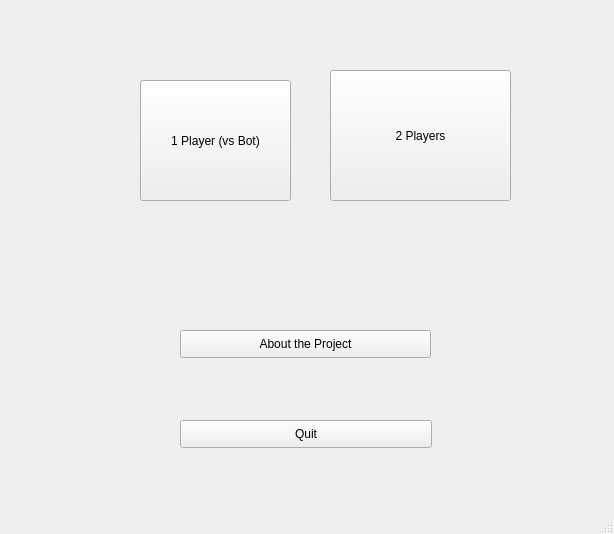
This is src/TitleScreen.ui in olezhabobrov/Quoridor as Qt 5 draws it before an edit. The edited form follows.
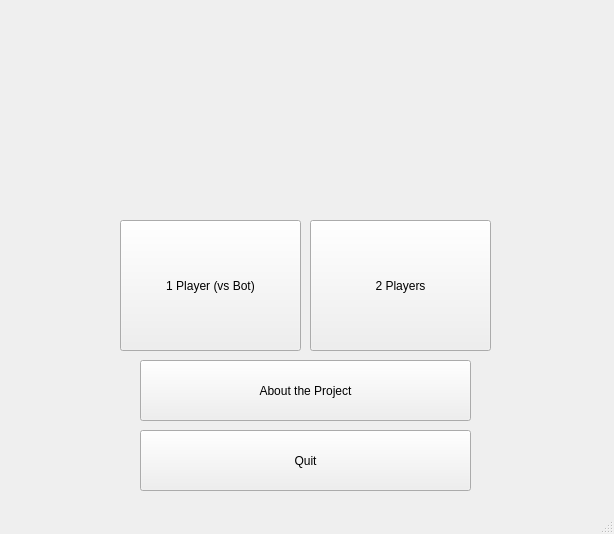
This is the edited form. Icons and pictures are not drawn.

Commit message: Added logo and font to titleScreen buttons

The edit to the form file:
```diff
--- a/src/TitleScreen.ui
+++ b/src/TitleScreen.ui
@@ -17,8 +17,8 @@
    <widget class="QPushButton" name="Button2Players">
     <property name="geometry">
      <rect>
-      <x>330</x>
-      <y>70</y>
+      <x>310</x>
+      <y>220</y>
       <width>181</width>
       <height>131</height>
      </rect>
@@ -26,6 +26,9 @@
     <property name="cursor">
      <cursorShape>ArrowCursor</cursorShape>
     </property>
+    <property name="styleSheet">
+     <string notr="true">font: 75 12pt &quot;MS Shell Dlg 2&quot;;</string>
+    </property>
     <property name="locale">
      <locale language="English" country="UnitedStates"/>
     </property>
@@ -36,12 +39,15 @@
    <widget class="QPushButton" name="Button1Player">
     <property name="geometry">
      <rect>
-      <x>140</x>
-      <y>80</y>
-      <width>151</width>
-      <height>121</height>
+      <x>120</x>
+      <y>220</y>
+      <width>181</width>
+      <height>131</height>
      </rect>
     </property>
+    <property name="styleSheet">
+     <string notr="true">font: 75 12pt &quot;MS Shell Dlg 2&quot;;</string>
+    </property>
     <property name="text">
      <string>1 Player (vs Bot)</string>
     </property>
@@ -49,12 +55,15 @@
    <widget class="QPushButton" name="info">
     <property name="geometry">
      <rect>
-      <x>180</x>
-      <y>330</y>
-      <width>251</width>
-      <height>28</height>
+      <x>140</x>
+      <y>360</y>
+      <width>331</width>
+      <height>61</height>
      </rect>
     </property>
+    <property name="styleSheet">
+     <string notr="true">font: 75 12pt &quot;MS Shell Dlg 2&quot;;</string>
+    </property>
     <property name="text">
      <string>About the Project</string>
     </property>
@@ -62,16 +71,35 @@
    <widget class="QPushButton" name="quit">
     <property name="geometry">
      <rect>
-      <x>180</x>
-      <y>420</y>
-      <width>252</width>
-      <height>28</height>
+      <x>140</x>
+      <y>430</y>
+      <width>331</width>
+      <height>61</height>
      </rect>
     </property>
+    <property name="styleSheet">
+     <string notr="true">font: 75 12pt &quot;MS Shell Dlg 2&quot;;</string>
+    </property>
     <property name="text">
      <string>Quit</string>
     </property>
    </widget>
+   <widget class="QLabel" name="label">
+    <property name="geometry">
+     <rect>
+      <x>80</x>
+      <y>10</y>
+      <width>461</width>
+      <height>201</height>
+     </rect>
+    </property>
+    <property name="text">
+     <string/>
+    </property>
+    <property name="pixmap">
+     <pixmap>../logo.jpg</pixmap>
+    </property>
+   </widget>
   </widget>
   <widget class="QMenuBar" name="menubar">
    <property name="geometry">
```
The commit also changes 5 other files.
